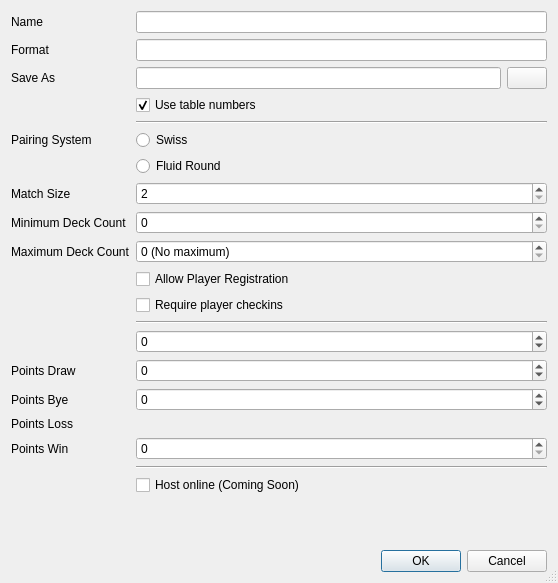
Old version of the form src/ui/menubar/file/createtournamentdialogue.ui in the repository SquireTournamentServices/SquireDesktop.
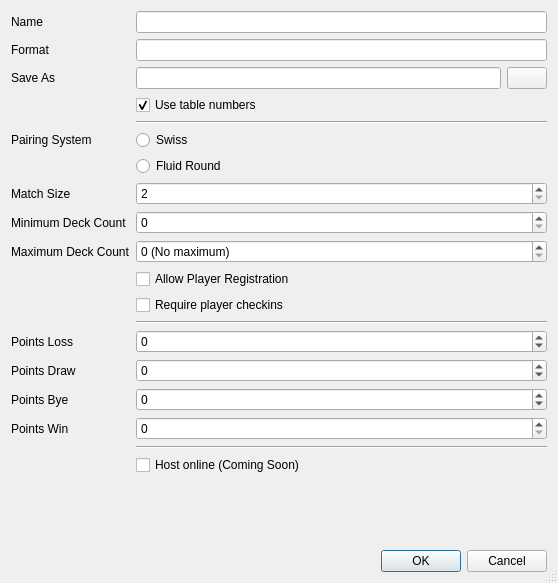
New version of the form. Icons and pictures are not drawn.

```diff
--- a/src/ui/menubar/file/createtournamentdialogue.ui
+++ b/src/ui/menubar/file/createtournamentdialogue.ui
@@ -223,23 +223,6 @@
      </property>
     </widget>
    </item>
-   <item row="18" column="0">
-    <widget class="QLabel" name="label_7">
-     <property name="text">
-      <string>Points Loss</string>
-     </property>
-    </widget>
-   </item>
-   <item row="20" column="1">
-    <widget class="QSpinBox" name="pointsWin"/>
-   </item>
-   <item row="20" column="0">
-    <widget class="QLabel" name="label_6">
-     <property name="text">
-      <string>Points Win</string>
-     </property>
-    </widget>
-   </item>
    <item row="21" column="1">
     <widget class="Line" name="line_3">
      <property name="orientation">
@@ -254,6 +237,23 @@
      </property>
     </widget>
    </item>
+   <item row="15" column="0">
+    <widget class="QLabel" name="label_7">
+     <property name="text">
+      <string>Points Loss</string>
+     </property>
+    </widget>
+   </item>
+   <item row="19" column="0">
+    <widget class="QLabel" name="label_6">
+     <property name="text">
+      <string>Points Win</string>
+     </property>
+    </widget>
+   </item>
+   <item row="19" column="1">
+    <widget class="QSpinBox" name="pointsWin"/>
+   </item>
   </layout>
  </widget>
  <resources/>
```
Left out of the diff: 12 changed lines with no effect on the pictures.
